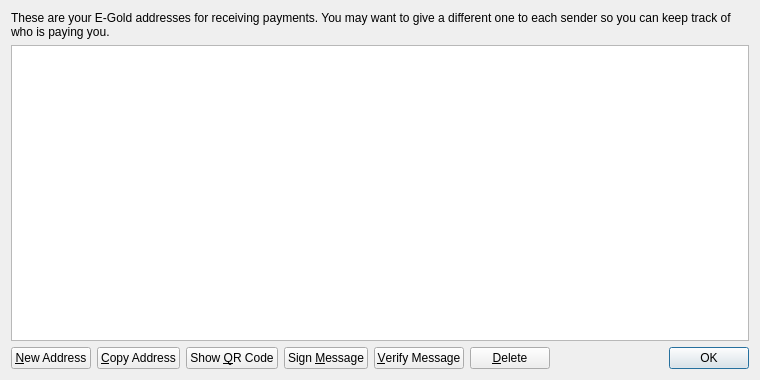
judy01/e-goldcoin, file src/qt/forms/addressbookpage.ui: the form before one commit.
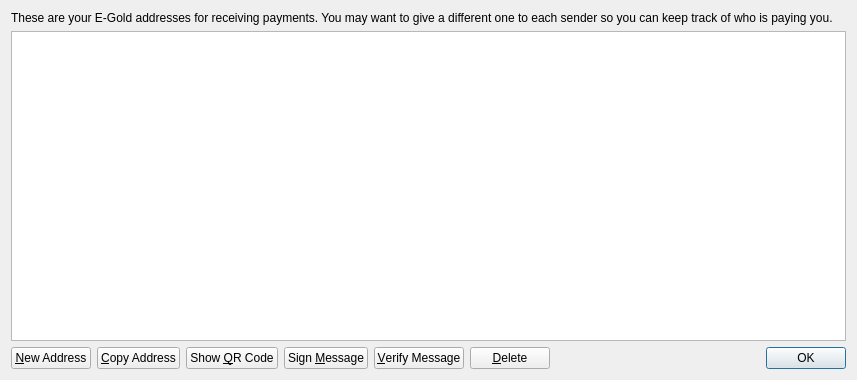
The form after the commit. Icons and pictures are not drawn.

What changed in the file:
```diff
--- a/src/qt/forms/addressbookpage.ui
+++ b/src/qt/forms/addressbookpage.ui
@@ -6,7 +6,7 @@
    <rect>
     <x>0</x>
     <y>0</y>
-    <width>760</width>
+    <width>857</width>
     <height>380</height>
    </rect>
   </property>
@@ -38,9 +38,6 @@
      <property name="tabKeyNavigation">
       <bool>false</bool>
      </property>
-     <property name="alternatingRowColors">
-      <bool>true</bool>
-     </property>
      <property name="selectionMode">
       <enum>QAbstractItemView::SingleSelection</enum>
      </property>
```
Left out of the diff: 28 changed lines with no effect on the pictures.
